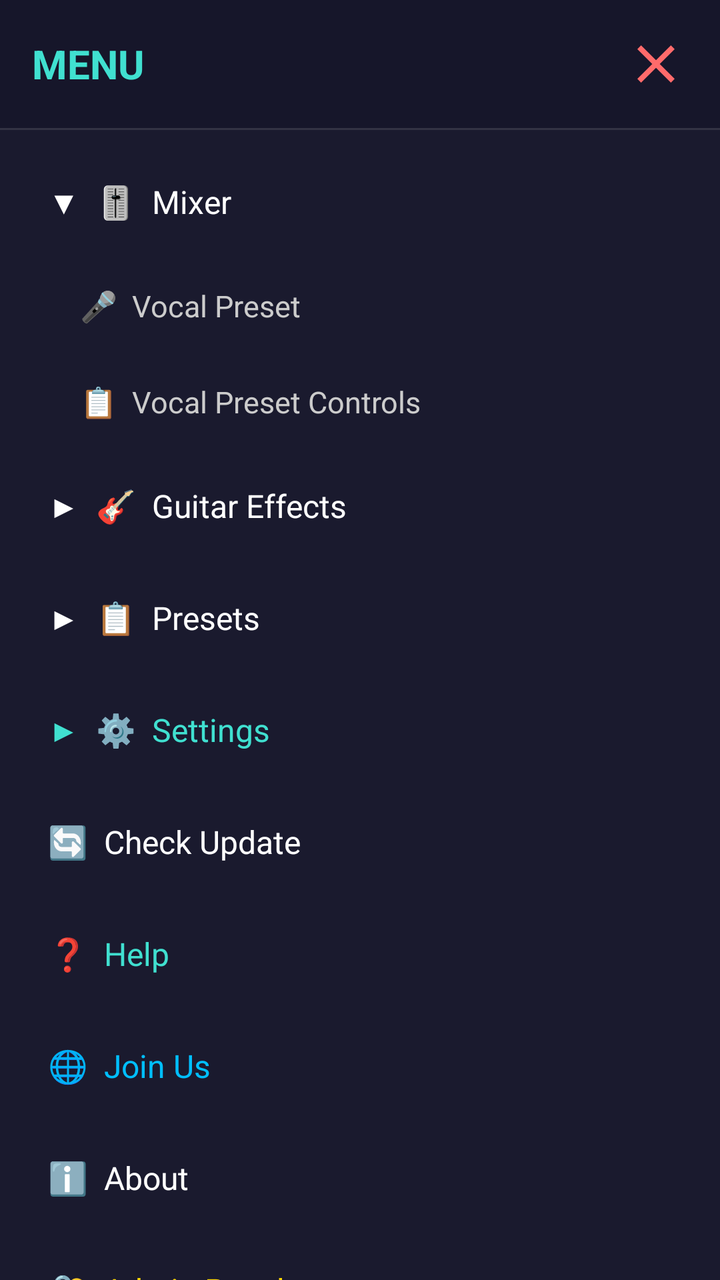
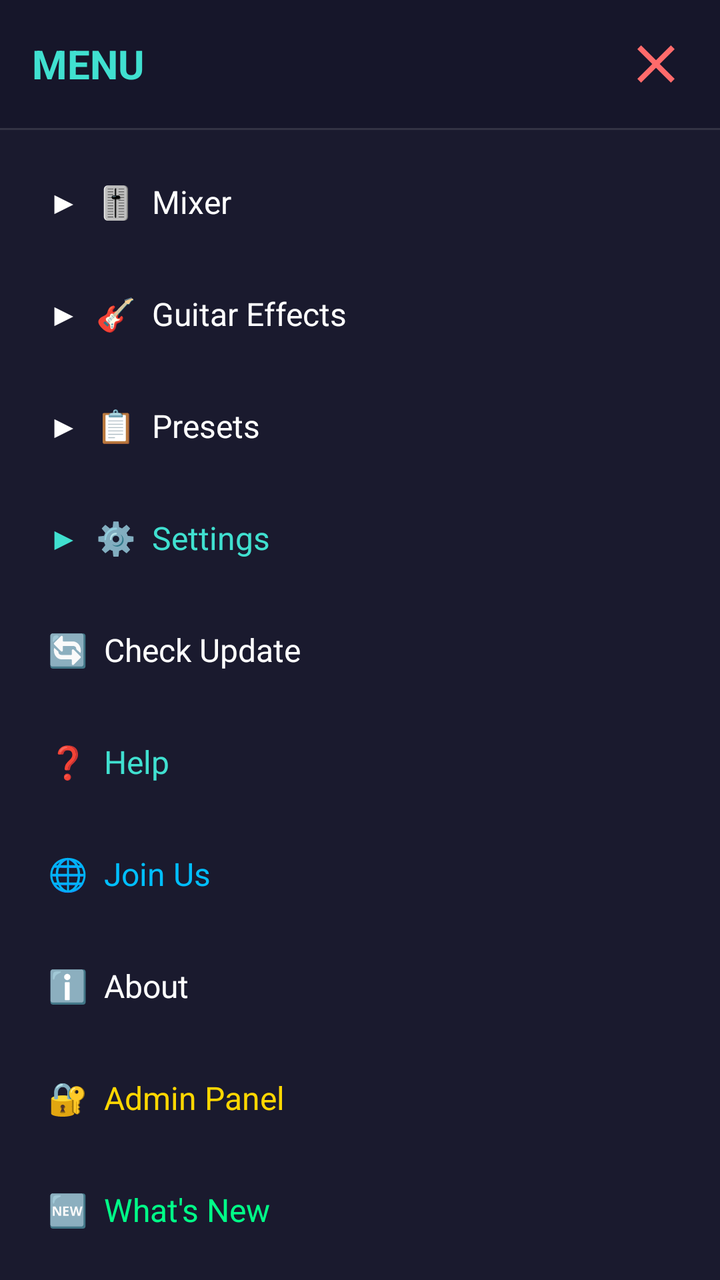

An Android layout rendered at two revisions. The XML below is the earlier revision; the diff shows what the commit changed to produce the second picture.
<!-- AndroidManifest.xml: application theme Theme.AppCompat.Light.NoActionBar -->
<!-- res/layout/side_menu.xml -->
<?xml version="1.0" encoding="utf-8"?>
<LinearLayout
    xmlns:android="http://schemas.android.com/apk/res/android"
    android:layout_width="280dp"
    android:layout_height="match_parent"
    android:layout_gravity="start"
    android:background="#1A1A2E"
    android:orientation="vertical"
    android:elevation="16dp">

    
    <LinearLayout
        android:layout_width="match_parent"
        android:layout_height="wrap_content"
        android:orientation="horizontal"
        android:gravity="center_vertical"
        android:padding="16dp"
        android:background="#16162A">

        <TextView
            android:layout_width="0dp"
            android:layout_height="wrap_content"
            android:layout_weight="1"
            android:text="MENU"
            android:textColor="#40E0D0"
            android:textSize="20sp"
            android:textStyle="bold"/>

        
        <ImageView
            android:id="@+id/btn_close_menu"
            android:layout_width="32dp"
            android:layout_height="32dp"
            android:src="@drawable/ic_close"
            android:clickable="true"
            android:focusable="true"/>
    </LinearLayout>

    <View
        android:layout_width="match_parent"
        android:layout_height="1dp"
        android:background="#333344"/>

    
    <LinearLayout
        android:layout_width="match_parent"
        android:layout_height="wrap_content"
        android:orientation="vertical"
        android:paddingTop="8dp">

        
        
        
        <LinearLayout
            android:layout_width="match_parent"
            android:layout_height="wrap_content"
            android:orientation="vertical">

            <TextView
                android:id="@+id/menu_mixer"
                android:layout_width="match_parent"
                android:layout_height="56dp"
                android:text="▼  🎚️  Mixer"
                android:textColor="#FFFFFF"
                android:textSize="16sp"
                android:gravity="center_vertical"
                android:paddingStart="24dp"
                android:clickable="true"
                android:focusable="true"/>

            
            <LinearLayout
                android:id="@+id/submenu_mixer"
                android:layout_width="match_parent"
                android:layout_height="wrap_content"
                android:orientation="vertical"
                android:paddingStart="40dp"
                android:visibility="visible">

                
                <TextView
                    android:id="@+id/submenu_mixer_vocal"
                    android:layout_width="match_parent"
                    android:layout_height="48dp"
                    android:text="🎤  Vocal Preset"
                    android:textColor="#CCCCCC"
                    android:textSize="15sp"
                    android:gravity="center_vertical"
                    android:clickable="true"
                    android:focusable="true"/>

                
                <TextView
                    android:id="@+id/submenu_mixer_presets"
                    android:layout_width="match_parent"
                    android:layout_height="48dp"
                    android:text="📋  Vocal Preset Controls"
                    android:textColor="#CCCCCC"
                    android:textSize="15sp"
                    android:gravity="center_vertical"
                    android:clickable="true"
                    android:focusable="true"/>
            </LinearLayout>
        </LinearLayout>

        
        
        
        <LinearLayout
            android:layout_width="match_parent"
            android:layout_height="wrap_content"
            android:orientation="vertical">

            <TextView
                android:id="@+id/menu_guitar"
                android:layout_width="match_parent"
                android:layout_height="56dp"
                android:text="▶  🎸  Guitar Effects"
                android:textColor="#FFFFFF"
                android:textSize="16sp"
                android:gravity="center_vertical"
                android:paddingStart="24dp"
                android:clickable="true"
                android:focusable="true"/>

            
            <LinearLayout
                android:id="@+id/submenu_guitar"
                android:layout_width="match_parent"
                android:layout_height="wrap_content"
                android:orientation="vertical"
                android:paddingStart="40dp"
                android:visibility="gone">

                <TextView
                    android:id="@+id/submenu_guitar_channel"
                    android:layout_width="match_parent"
                    android:layout_height="48dp"
                    android:text="🎸  Guitar Channel"
                    android:textColor="#CCCCCC"
                    android:textSize="15sp"
                    android:gravity="center_vertical"
                    android:clickable="true"
                    android:focusable="true"/>

                <TextView
                    android:id="@+id/submenu_guitar_presets"
                    android:layout_width="match_parent"
                    android:layout_height="48dp"
                    android:text="📋  Guitar Preset"
                    android:textColor="#CCCCCC"
                    android:textSize="15sp"
                    android:gravity="center_vertical"
                    android:clickable="true"
                    android:focusable="true"/>
            </LinearLayout>
        </LinearLayout>

        
        
        
        <LinearLayout
            android:layout_width="match_parent"
            android:layout_height="wrap_content"
            android:orientation="vertical">

            <TextView
                android:id="@+id/menu_presets"
                android:layout_width="match_parent"
                android:layout_height="56dp"
                android:text="▶  📋  Presets"
                android:textColor="#FFFFFF"
                android:textSize="16sp"
                android:gravity="center_vertical"
                android:paddingStart="24dp"
                android:clickable="true"
                android:focusable="true"/>

            <LinearLayout
                android:id="@+id/submenu_presets"
                android:layout_width="match_parent"
                android:layout_height="wrap_content"
                android:orientation="vertical"
                android:paddingStart="40dp"
                android:visibility="gone">

                <TextView
                    android:id="@+id/submenu_presets_global"
                    android:layout_width="match_parent"
                    android:layout_height="48dp"
                    android:text="📋  Pangkalahatang Presets"
                    android:textColor="#CCCCCC"
                    android:textSize="15sp"
                    android:gravity="center_vertical"
                    android:clickable="true"
                    android:focusable="true"/>

                <TextView
                    android:id="@+id/submenu_presets_free"
                    android:layout_width="match_parent"
                    android:layout_height="48dp"
                    android:text="🆓  Non-Member Presets"
                    android:textColor="#CCCCCC"
                    android:textSize="15sp"
                    android:gravity="center_vertical"
                    android:clickable="true"
                    android:focusable="true"/>
            </LinearLayout>
        </LinearLayout>

        
        
        
        <LinearLayout
            android:layout_width="match_parent"
            android:layout_height="wrap_content"
            android:orientation="vertical">

            <TextView
                android:id="@+id/menu_settings"
                android:layout_width="match_parent"
                android:layout_height="56dp"
                android:text="▶  ⚙️  Settings"
                android:textColor="#40E0D0"
                android:textSize="16sp"
                android:gravity="center_vertical"
                android:paddingStart="24dp"
                android:clickable="true"
                android:focusable="true"/>

            <LinearLayout
                android:id="@+id/submenu_settings"
                android:layout_width="match_parent"
                android:layout_height="wrap_content"
                android:orientation="vertical"
                android:paddingStart="40dp"
                android:visibility="gone">

                <TextView
                    android:id="@+id/submenu_settings_audio"
                    android:layout_width="match_parent"
                    android:layout_height="48dp"
                    android:text="🔊  Audio Settings"
                    android:textColor="#CCCCCC"
                    android:textSize="15sp"
                    android:gravity="center_vertical"
                    android:clickable="true"
                    android:focusable="true"/>

                <TextView
                    android:id="@+id/submenu_settings_appearance"
                    android:layout_width="match_parent"
                    android:layout_height="48dp"
                    android:text="🎨  Appearance"
                    android:textColor="#CCCCCC"
                    android:textSize="15sp"
                    android:gravity="center_vertical"
                    android:clickable="true"
                    android:focusable="true"/>
            </LinearLayout>
        </LinearLayout>

        
        
        
        <TextView
            android:id="@+id/menu_update"
            android:layout_width="match_parent"
            android:layout_height="56dp"
            android:text="🔄  Check Update"
            android:textColor="#FFFFFF"
            android:textSize="16sp"
            android:gravity="center_vertical"
            android:paddingStart="24dp"
            android:clickable="true"
            android:focusable="true"/>

        <TextView
            android:id="@+id/menu_help"
            android:layout_width="match_parent"
            android:layout_height="56dp"
            android:text="❓  Help"
            android:textColor="#40E0D0"
            android:textSize="16sp"
            android:gravity="center_vertical"
            android:paddingStart="24dp"
            android:clickable="true"
            android:focusable="true"/>

        <TextView
            android:id="@+id/menu_join"
            android:layout_width="match_parent"
            android:layout_height="56dp"
            android:text="🌐  Join Us"
            android:textColor="#00BFFF"
            android:textSize="16sp"
            android:gravity="center_vertical"
            android:paddingStart="24dp"
            android:clickable="true"
            android:focusable="true"/>

        <TextView
            android:id="@+id/menu_about"
            android:layout_width="match_parent"
            android:layout_height="56dp"
            android:text="ℹ️  About"
            android:textColor="#FFFFFF"
            android:textSize="16sp"
            android:gravity="center_vertical"
            android:paddingStart="24dp"
            android:clickable="true"
            android:focusable="true"/>

        <TextView
            android:id="@+id/menu_admin"
            android:layout_width="match_parent"
            android:layout_height="56dp"
            android:text="🔐  Admin Panel"
            android:textColor="#FFD700"
            android:textSize="16sp"
            android:gravity="center_vertical"
            android:paddingStart="24dp"
            android:clickable="true"
            android:focusable="true"/>

        <TextView
            android:id="@+id/menu_whatsnew"
            android:layout_width="match_parent"
            android:layout_height="56dp"
            android:text="🆕  What's New"
            android:textColor="#00FF88"
            android:textSize="16sp"
            android:gravity="center_vertical"
            android:paddingStart="24dp"
            android:clickable="true"
            android:focusable="true"/>

        <TextView
            android:id="@+id/menu_exit"
            android:layout_width="match_parent"
            android:layout_height="56dp"
            android:text="❌  Exit"
            android:textColor="#FF6B6B"
            android:textSize="16sp"
            android:gravity="center_vertical"
            android:paddingStart="24dp"
            android:clickable="true"
            android:focusable="true"/>

    </LinearLayout>

</LinearLayout>
<!-- resources referenced by this layout -->
<resources>
  <!-- drawable ic_close (drawable) -->
  <vector xmlns:android="http://schemas.android.com/apk/res/android"
      android:width="24dp" android:height="24dp"
      android:viewportWidth="24" android:viewportHeight="24">
    <path android:fillColor="#FF6B6B"
          android:pathData="M19,6.41L17.59,5 12,10.59 6.41,5 5,6.41 10.59,12 5,17.59 6.41,19 12,13.41 17.59,19 19,17.59 13.41,12z"/>
  </vector>
</resources>

<!-- the commit's change to res/layout/side_menu.xml (unified diff, before → after) -->
@@ -60,7 +60,7 @@
                 android:id="@+id/menu_mixer"
                 android:layout_width="match_parent"
                 android:layout_height="56dp"
-                android:text="▼  🎚️  Mixer"
+                android:text="▶  🎚️  Mixer"
                 android:textColor="#FFFFFF"
                 android:textSize="16sp"
                 android:gravity="center_vertical"
@@ -75,7 +75,7 @@
                 android:layout_height="wrap_content"
                 android:orientation="vertical"
                 android:paddingStart="40dp"
-                android:visibility="visible">
+                android:visibility="gone">
 
                 
                 <TextView
@@ -123,7 +123,6 @@
                 android:clickable="true"
                 android:focusable="true"/>
 
-            
             <LinearLayout
                 android:id="@+id/submenu_guitar"
                 android:layout_width="match_parent"
